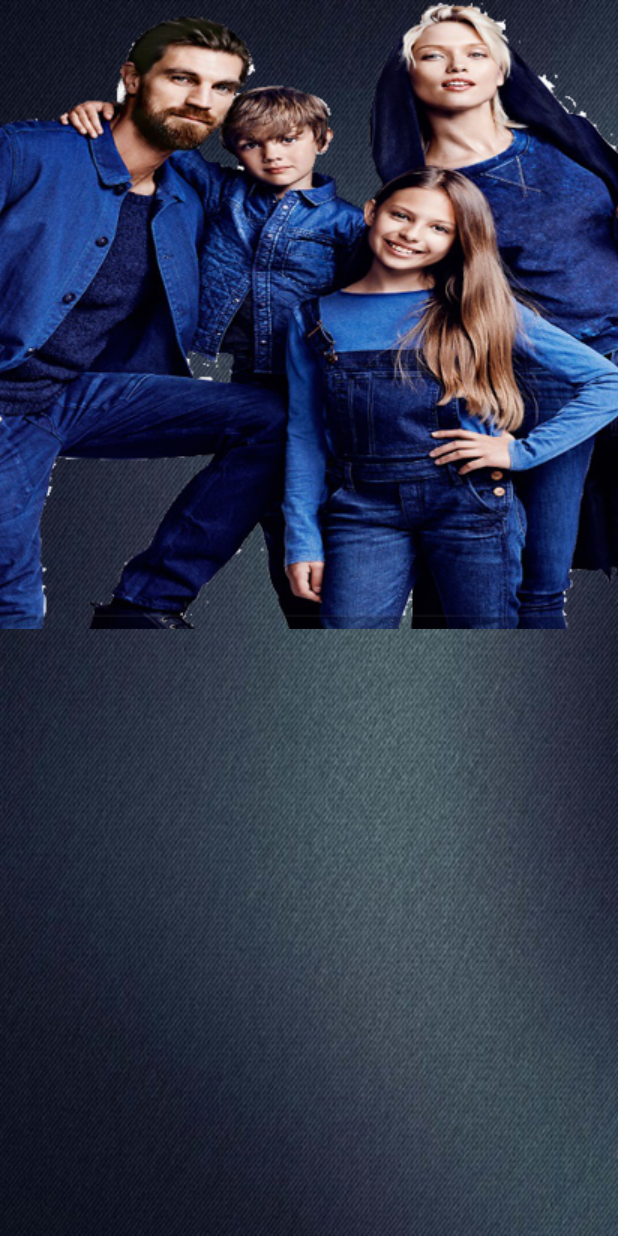
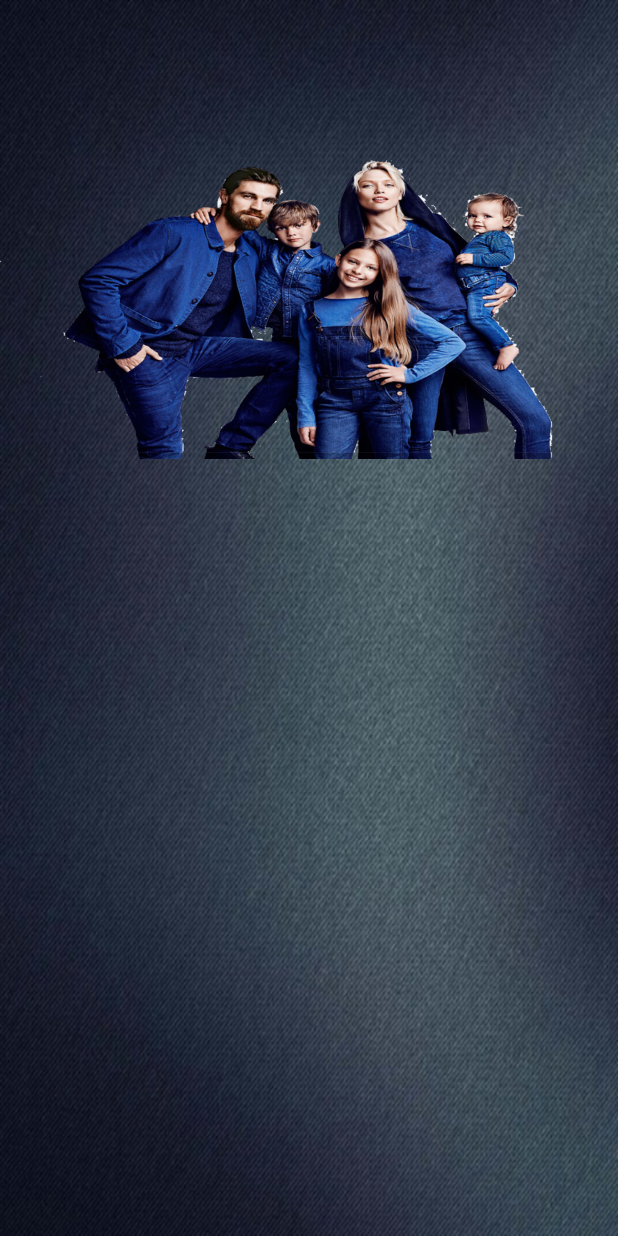
Before and after one commit to ratulSharker/DenimExpert, an Android app: the layout activity_main_menu.xml on its own in the app's theme, with its tools: preview values and no code run, on a phone screen of 412 x 824 dp. Run offline under Robolectric (Android 15) with nearby library versions, the phone set to English and light mode, and no system bars.

Commit message:
Following are the changes 1. Main menu layout is being fully changed. 2. Some dummy row has been inserted for better look & feel

```diff
--- a/app/src/main/java/com/denimexpertexpo/denimexpo/Activities/MainMenuActivity.java
+++ b/app/src/main/java/com/denimexpertexpo/denimexpo/Activities/MainMenuActivity.java
@@ -22,11 +22,11 @@ public class MainMenuActivity extends Activity {
 
         this.mListView = (ListView) findViewById(R.id.listView);
 
-
+        //loading the menu list
         Resources resources = this.getResources();
-
         String[] titleItems = resources.getStringArray(R.array.menu_titles);
         String[] subTitleItems = resources.getStringArray(R.array.menu_sub_title);
+
 
         MainMenuListAdapter customAdapter = new MainMenuListAdapter(titleItems, subTitleItems, getApplicationContext());
 
--- a/app/src/main/res/drawable/main_menu_1_highlight_style.xml
+++ b/app/src/main/res/drawable/main_menu_1_highlight_style.xml
@@ -4,9 +4,10 @@
     android:shape="rectangle"
     android:thickness="0dp">
 
+    <!--
     <stroke
         android:width="1dp"
-        android:color="#4799E8" />
+        android:color="#4799E8" /> -->
 
     <solid android:color="#554799E8" />
 
--- a/app/src/main/res/drawable/main_menu_1_normal_style.xml
+++ b/app/src/main/res/drawable/main_menu_1_normal_style.xml
@@ -4,9 +4,10 @@
     android:shape="rectangle"
     android:thickness="0dp">
 
+    <!--
     <stroke
     android:width="1dp"
-    android:color="#4799E8" />
+    android:color="#4799E8" /> -->
 
     <solid android:color="#114799E8" />
 
--- a/app/src/main/res/drawable/main_menu_2_highlight_style.xml
+++ b/app/src/main/res/drawable/main_menu_2_highlight_style.xml
@@ -4,9 +4,10 @@
     android:shape="rectangle"
     android:thickness="0dp">
 
+    <!--
     <stroke
         android:width="1dp"
-        android:color="#ffffffff" />
+        android:color="#ffffffff" /> -->
 
     <solid android:color="#44ffffff" />
 </shape>
--- a/app/src/main/res/drawable/main_menu_2_normal_style.xml
+++ b/app/src/main/res/drawable/main_menu_2_normal_style.xml
@@ -4,9 +4,10 @@
     android:shape="rectangle"
     android:thickness="0dp">
 
+    <!--
     <stroke
         android:width="1dp"
-        android:color="#ffffffff" />
+        android:color="#ffffffff" /> -->
     <solid android:color="#11ffffff" />
 
 </shape>
--- a/app/src/main/res/layout/activity_main_menu.xml
+++ b/app/src/main/res/layout/activity_main_menu.xml
@@ -1,44 +1,58 @@
-<RelativeLayout xmlns:android="http://schemas.android.com/apk/res/android"
+<FrameLayout xmlns:android="http://schemas.android.com/apk/res/android"
     android:layout_width="match_parent"
     android:layout_height="match_parent"
-    android:paddingBottom="@dimen/activity_vertical_margin"
 
+
+    android:orientation="vertical"
+    android:weightSum="2"
     android:background="@drawable/common_background"
     >
 
 
+    <LinearLayout
+        android:layout_width="match_parent"
+        android:layout_height="match_parent"
+        android:orientation="vertical"
+
+        android:weightSum="2.0"
+        >
+
     <ImageView
         android:layout_width="match_parent"
-        android:layout_height="wrap_content"
+        android:layout_height="0dp"
         android:id="@+id/banner_image"
         android:src="@drawable/main_menu_banner"
+        android:scaleType="centerInside"
 
-        android:layout_alignParentTop="true"
+        android:layout_weight="1.0"
+        />
+    </LinearLayout>
 
-        android:layout_alignParentLeft="true"
-        android:layout_alignParentStart="true"
+    <LinearLayout
+        android:layout_width="match_parent"
+        android:layout_height="match_parent"
+        android:orientation="vertical"
+        >
 
-        android:layout_alignParentRight="true"
-        android:layout_alignParentEnd="true"
+        <ListView
+            android:layout_width="match_parent"
+            android:layout_height="match_parent"
+            android:id="@+id/listView"
 
-        android:scaleType="centerCrop"
-        />
+            android:layout_marginLeft="20dp"
+            android:layout_marginRight="20dp"
 
-    <ListView
-        android:layout_width="match_parent"
-        android:layout_height="wrap_content"
-        android:id="@+id/listView"
-        android:layout_below="@+id/banner_image"
+            android:cacheColorHint="#00ffffff"
+            android:listSelector="#00ffffff"
+
+            android:divider="@null"
+            android:dividerHeight="0dp"
+            android:scrollbars="none"
 
 
-        android:layout_centerHorizontal="true"
 
-        android:layout_marginLeft="20dp"
-        android:layout_marginRight="20dp"
+            />
 
-        android:cacheColorHint="#00ffffff"
-        android:listSelector="#00ffffff"
-        />
+    </LinearLayout>
 
-
-</RelativeLayout>
+</FrameLayout>
```
Also changed, not shown: app/src/main/java/com/denimexpertexpo/denimexpo/Adapters/MainMenuListAdapter.java (+21 -10 lines), app/src/main/res/values/main_menu_items.xml (+10 -0 lines).
